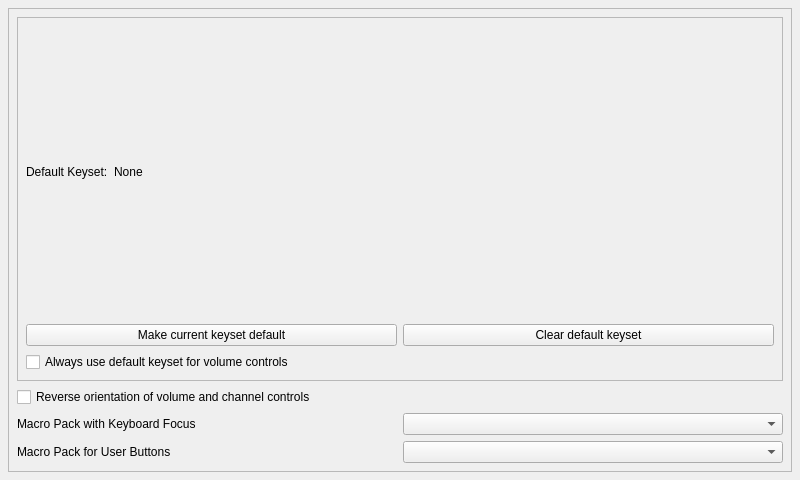
First picture: the form in pirpreferencesform.ui, repository jpietrzak8/Pierogi, before the edit.
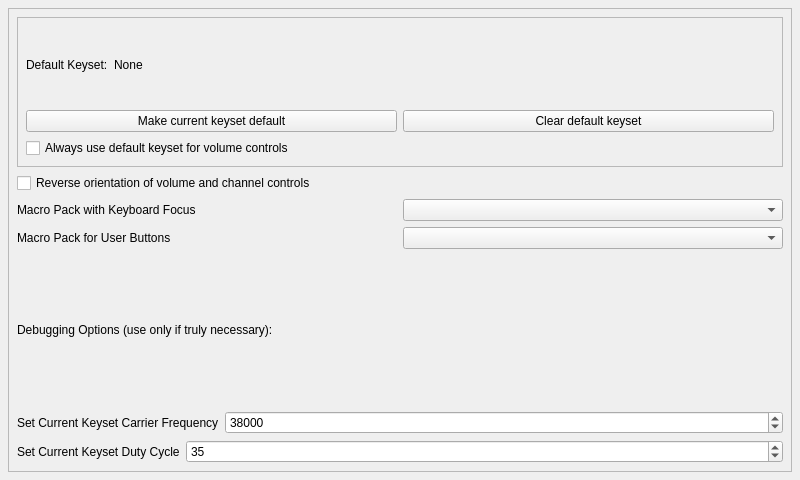
Second picture: the form after the edit.

```diff
--- a/pirpreferencesform.ui
+++ b/pirpreferencesform.ui
@@ -142,6 +142,79 @@
          </item>
         </layout>
        </item>
+       <item>
+        <widget class="QLabel" name="advancedLabel">
+         <property name="text">
+          <string>Debugging Options (use only if truly necessary):</string>
+         </property>
+        </widget>
+       </item>
+       <item>
+        <layout class="QHBoxLayout" name="horizontalLayout_4">
+         <item>
+          <widget class="QLabel" name="carrierFrequencyLabel">
+           <property name="sizePolicy">
+            <sizepolicy hsizetype="Fixed" vsizetype="Preferred">
+             <horstretch>0</horstretch>
+             <verstretch>0</verstretch>
+            </sizepolicy>
+           </property>
+           <property name="text">
+            <string>Set Current Keyset Carrier Frequency</string>
+           </property>
+          </widget>
+         </item>
+         <item>
+          <widget class="QSpinBox" name="carrierFrequencySpinBox">
+           <property name="minimum">
+            <number>30000</number>
+           </property>
+           <property name="maximum">
+            <number>60000</number>
+           </property>
+           <property name="singleStep">
+            <number>100</number>
+           </property>
+           <property name="value">
+            <number>38000</number>
+           </property>
+          </widget>
+         </item>
+        </layout>
+       </item>
+       <item>
+        <layout class="QHBoxLayout" name="horizontalLayout_5">
+         <item>
+          <widget class="QLabel" name="dutyCycleLabel">
+           <property name="sizePolicy">
+            <sizepolicy hsizetype="Fixed" vsizetype="Preferred">
+             <horstretch>0</horstretch>
+             <verstretch>0</verstretch>
+            </sizepolicy>
+           </property>
+           <property name="text">
+            <string>Set Current Keyset Duty Cycle</string>
+           </property>
+          </widget>
+         </item>
+         <item>
+          <widget class="QSpinBox" name="dutyCycleSpinBox">
+           <property name="minimum">
+            <number>5</number>
+           </property>
+           <property name="maximum">
+            <number>95</number>
+           </property>
+           <property name="singleStep">
+            <number>5</number>
+           </property>
+           <property name="value">
+            <number>35</number>
+           </property>
+          </widget>
+         </item>
+        </layout>
+       </item>
       </layout>
      </widget>
     </widget>
```
